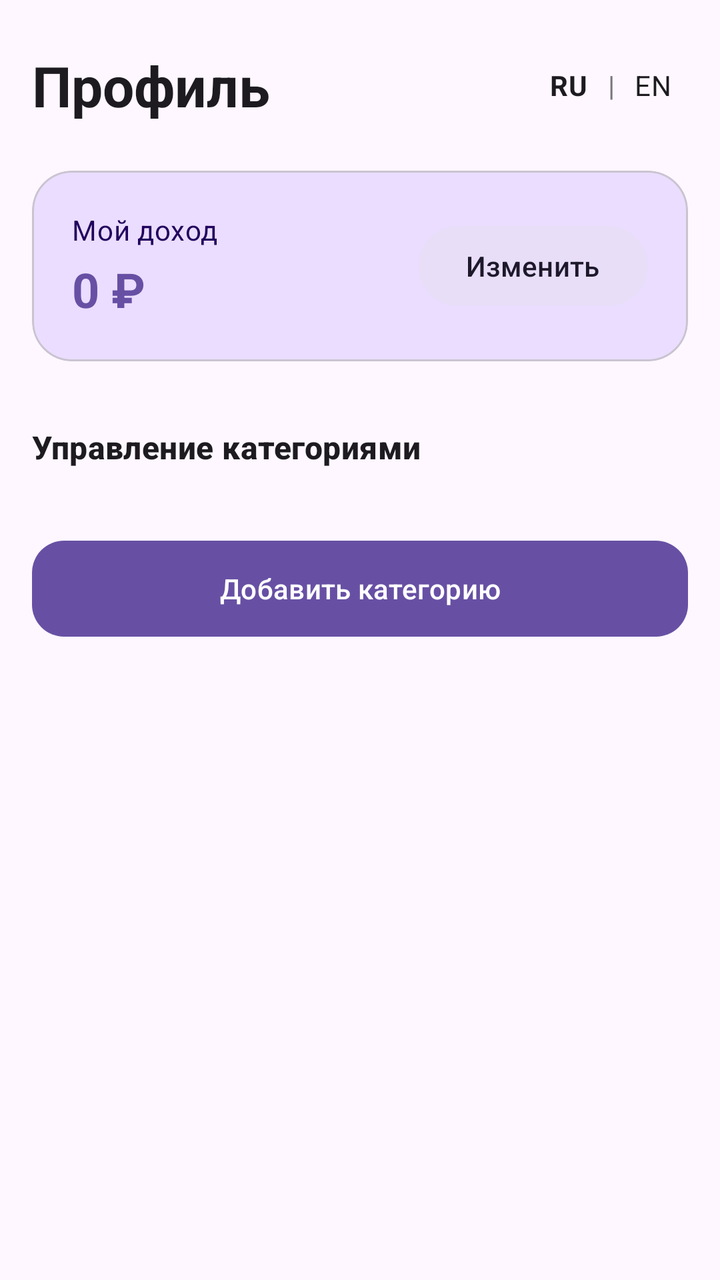
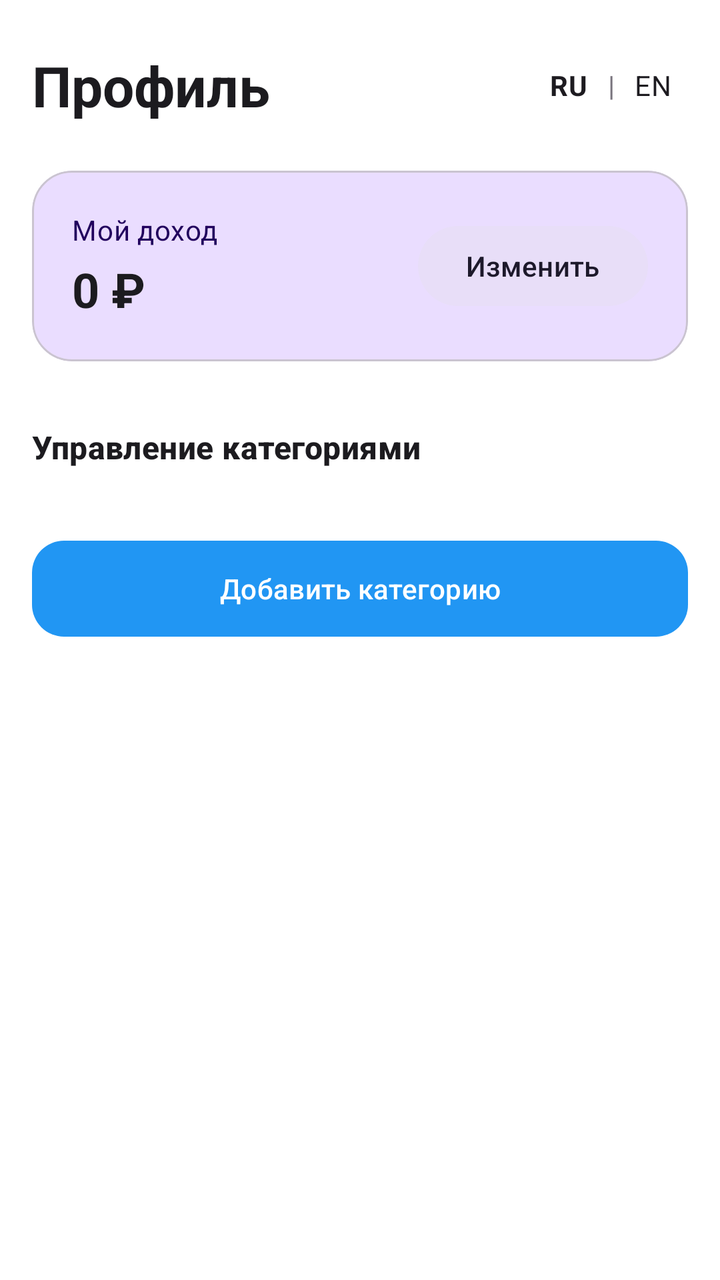

Two renders of the same Android screen: before a commit and after it. Below are the layout's source before the change and the commit's diff.
<!-- AndroidManifest.xml: application theme Theme.MoneyHelper -->
<!-- res/layout/fragment_profile.xml -->
<?xml version="1.0" encoding="utf-8"?>
<androidx.core.widget.NestedScrollView
    xmlns:android="http://schemas.android.com/apk/res/android"
    xmlns:app="http://schemas.android.com/apk/res-auto"
    android:layout_width="match_parent"
    android:layout_height="match_parent"
    android:background="?attr/colorSurface"
    android:fillViewport="true">

    <LinearLayout
        android:layout_width="match_parent"
        android:layout_height="wrap_content"
        android:orientation="vertical"
        android:padding="16dp">

        <LinearLayout
            android:layout_width="match_parent"
            android:layout_height="wrap_content"
            android:orientation="horizontal"
            android:gravity="center_vertical"
            android:layout_marginTop="8dp"
            android:layout_marginBottom="24dp">

            <TextView
                android:id="@+id/tvProfileTitle"
                android:layout_width="0dp"
                android:layout_height="wrap_content"
                android:layout_weight="1"
                android:text="@string/profile_title"
                android:textAppearance="?attr/textAppearanceHeadlineMedium"
                android:textColor="?attr/colorOnSurface"
                android:textStyle="bold"/>

            <TextView
                android:id="@+id/tvLangRu"
                android:layout_width="wrap_content"
                android:layout_height="wrap_content"
                android:text="RU"
                android:textAppearance="?attr/textAppearanceBodyMedium"
                android:textStyle="bold"
                android:padding="8dp"/>

            <TextView
                android:id="@+id/tvDivider"
                android:layout_width="wrap_content"
                android:layout_height="wrap_content"
                android:text="|"
                android:textColor="?attr/colorOutline"
                android:paddingHorizontal="2dp"/>

            <TextView
                android:id="@+id/tvLangEn"
                android:layout_width="wrap_content"
                android:layout_height="wrap_content"
                android:text="EN"
                android:textAppearance="?attr/textAppearanceBodyMedium"
                android:padding="8dp"/>

        </LinearLayout>

        
        <com.google.android.material.card.MaterialCardView
            android:layout_width="match_parent"
            android:layout_height="wrap_content"
            android:layout_marginBottom="32dp"
            app:cardCornerRadius="20dp"
            app:cardElevation="0dp"
            app:cardBackgroundColor="?attr/colorPrimaryContainer">

            <LinearLayout
                android:layout_width="match_parent"
                android:layout_height="wrap_content"
                android:orientation="horizontal"
                android:gravity="center_vertical"
                android:padding="20dp">

                <LinearLayout
                    android:layout_width="0dp"
                    android:layout_height="wrap_content"
                    android:layout_weight="1"
                    android:orientation="vertical">

                    <TextView
                        android:layout_width="wrap_content"
                        android:layout_height="wrap_content"
                        android:text="@string/my_income"
                        android:textAppearance="?attr/textAppearanceBodyMedium"
                        android:textColor="?attr/colorOnPrimaryContainer"/>

                    <TextView
                        android:id="@+id/tvMoney"
                        android:layout_width="wrap_content"
                        android:layout_height="wrap_content"
                        android:text="0 ₽"
                        android:textAppearance="?attr/textAppearanceHeadlineSmall"
                        android:textColor="?attr/colorPrimary"
                        android:textStyle="bold"
                        android:layout_marginTop="4dp"/>
                </LinearLayout>

                <com.google.android.material.button.MaterialButton
                    android:id="@+id/btnEditMoney"
                    style="@style/Widget.Material3.Button.TonalButton"
                    android:layout_width="wrap_content"
                    android:layout_height="wrap_content"
                    android:text="@string/btn_edit"/>
            </LinearLayout>
        </com.google.android.material.card.MaterialCardView>

        <TextView
            android:layout_width="match_parent"
            android:layout_height="wrap_content"
            android:text="@string/category_management"
            android:textAppearance="?attr/textAppearanceTitleMedium"
            android:textColor="?attr/colorOnSurface"
            android:textStyle="bold"
            android:layout_marginBottom="16dp"/>

        <com.google.android.material.button.MaterialButton
            android:id="@+id/btnEditCategories"
            android:layout_width="match_parent"
            android:layout_height="56dp"
            app:cornerRadius="16dp"
            android:text="@string/btn_add_category"
            android:layout_marginTop="16dp"
            android:layout_marginBottom="16dp"/>

        <androidx.recyclerview.widget.RecyclerView
            android:id="@+id/rvCategories"
            android:layout_width="match_parent"
            android:layout_height="wrap_content"
            android:nestedScrollingEnabled="false"
            android:clipToPadding="false"/>


    </LinearLayout>
</androidx.core.widget.NestedScrollView>
<!-- resources referenced by this layout -->
<resources>
  <string name="btn_add_category">Добавить категорию</string>
  <string name="btn_edit">Изменить</string>
  <string name="category_management">Управление категориями</string>
  <string name="my_income">Мой доход</string>
  <string name="profile_title">Профиль</string>
  <style name="Theme.MoneyHelper" parent="Base.Theme.MoneyHelper" />
  <style name="Base.Theme.MoneyHelper" parent="Theme.Material3.DayNight.NoActionBar">
          
          
      </style>
</resources>

<!-- the commit's change to res/layout/fragment_profile.xml (unified diff, before → after) -->
@@ -93,7 +93,7 @@
                         android:layout_height="wrap_content"
                         android:text="0 ₽"
                         android:textAppearance="?attr/textAppearanceHeadlineSmall"
-                        android:textColor="?attr/colorPrimary"
+                        android:textColor="?attr/colorOnSurface"
                         android:textStyle="bold"
                         android:layout_marginTop="4dp"/>
                 </LinearLayout>
@@ -103,7 +103,8 @@
                     style="@style/Widget.Material3.Button.TonalButton"
                     android:layout_width="wrap_content"
                     android:layout_height="wrap_content"
-                    android:text="@string/btn_edit"/>
+                    android:text="@string/btn_edit"
+                    />
             </LinearLayout>
         </com.google.android.material.card.MaterialCardView>
 
@@ -123,7 +124,8 @@
             app:cornerRadius="16dp"
             android:text="@string/btn_add_category"
             android:layout_marginTop="16dp"
-            android:layout_marginBottom="16dp"/>
+            android:layout_marginBottom="16dp"
+            />
 
         <androidx.recyclerview.widget.RecyclerView
             android:id="@+id/rvCategories"
<!-- resource entries referenced after the edit -->
@@ -9,6 +9,10 @@
   <style name="Base.Theme.MoneyHelper" parent="Theme.Material3.DayNight.NoActionBar">
           
           
+          <item name="colorPrimary">#2196F3</item>
+          <item name="colorOnPrimary">#FFFFFF</item>
+          <item name="colorSurface">#FFFFFF</item>
+          <item name="colorOnSurface">#1C1B1F</item>
       </style>
 </resources>
 
